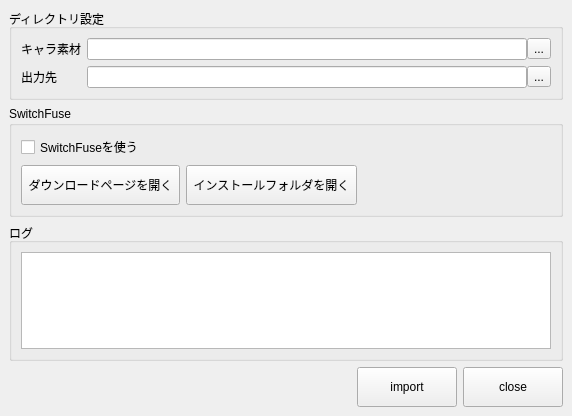
Old version of the form app/fusion/python/rs_fusion/tool/chara_converter/chara_converter.ui in the repository nakano000/Resolve_Script.
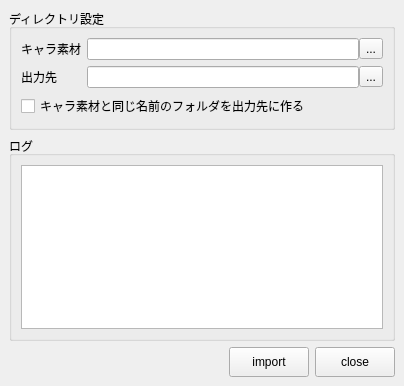
New version of the form. Custom widgets are drawn as their Qt base class.

Commit message: キャラ素材 軽量高速、コピペ対応

Patch:
```diff
--- a/app/fusion/python/rs_fusion/tool/chara_converter/chara_converter.ui
+++ b/app/fusion/python/rs_fusion/tool/chara_converter/chara_converter.ui
@@ -6,8 +6,8 @@
    <rect>
     <x>0</x>
     <y>0</y>
-    <width>572</width>
-    <height>416</height>
+    <width>404</width>
+    <height>386</height>
    </rect>
   </property>
   <property name="windowTitle">
@@ -16,12 +16,12 @@
   <widget class="QWidget" name="centralwidget">
    <layout class="QVBoxLayout" name="verticalLayout_3">
     <item>
-     <layout class="QHBoxLayout" name="horizontalLayout_4">
-      <item>
-       <widget class="QGroupBox" name="groupBox">
-        <property name="title">
-         <string>ディレクトリ設定</string>
-        </property>
+     <widget class="QGroupBox" name="groupBox">
+      <property name="title">
+       <string>ディレクトリ設定</string>
+      </property>
+      <layout class="QVBoxLayout" name="verticalLayout_2">
+       <item>
         <layout class="QFormLayout" name="formLayout">
          <item row="0" column="0">
           <widget class="QLabel" name="label_2">
@@ -72,66 +72,14 @@
           </layout>
          </item>
         </layout>
-       </widget>
-      </item>
-     </layout>
-    </item>
-    <item>
-     <widget class="QGroupBox" name="groupBox_5">
-      <property name="title">
-       <string>SwitchFuse</string>
-      </property>
-      <layout class="QVBoxLayout" name="verticalLayout_2">
+       </item>
        <item>
         <widget class="QCheckBox" name="useSwichCheckBox">
          <property name="text">
-          <string>SwitchFuseを使う</string>
+          <string>キャラ素材と同じ名前のフォルダを出力先に作る</string>
          </property>
         </widget>
        </item>
-       <item>
-        <layout class="QHBoxLayout" name="horizontalLayout_5">
-         <item>
-          <widget class="QPushButton" name="openSiteButton">
-           <property name="minimumSize">
-            <size>
-             <width>100</width>
-             <height>40</height>
-            </size>
-           </property>
-           <property name="text">
-            <string> ダウンロードページを開く </string>
-           </property>
-          </widget>
-         </item>
-         <item>
-          <widget class="QPushButton" name="openFuseDirButton">
-           <property name="minimumSize">
-            <size>
-             <width>100</width>
-             <height>40</height>
-            </size>
-           </property>
-           <property name="text">
-            <string> インストールフォルダを開く </string>
-           </property>
-          </widget>
-         </item>
-         <item>
-          <spacer name="horizontalSpacer_6">
-           <property name="orientation">
-            <enum>Qt::Horizontal</enum>
-           </property>
-           <property name="sizeHint" stdset="0">
-            <size>
-             <width>40</width>
-             <height>20</height>
-            </size>
-           </property>
-          </spacer>
-         </item>
-        </layout>
-       </item>
       </layout>
      </widget>
     </item>
@@ -185,8 +133,8 @@
        <widget class="QPushButton" name="importButton">
         <property name="minimumSize">
          <size>
-          <width>100</width>
-          <height>40</height>
+          <width>80</width>
+          <height>30</height>
          </size>
         </property>
         <property name="text">
@@ -198,8 +146,8 @@
        <widget class="QPushButton" name="closeButton">
         <property name="minimumSize">
          <size>
-          <width>100</width>
-          <height>40</height>
+          <width>80</width>
+          <height>30</height>
          </size>
         </property>
         <property name="text">
```
Left out of the diff: 2 changed lines with no effect on the pictures. The commit also changes 4 other files.
